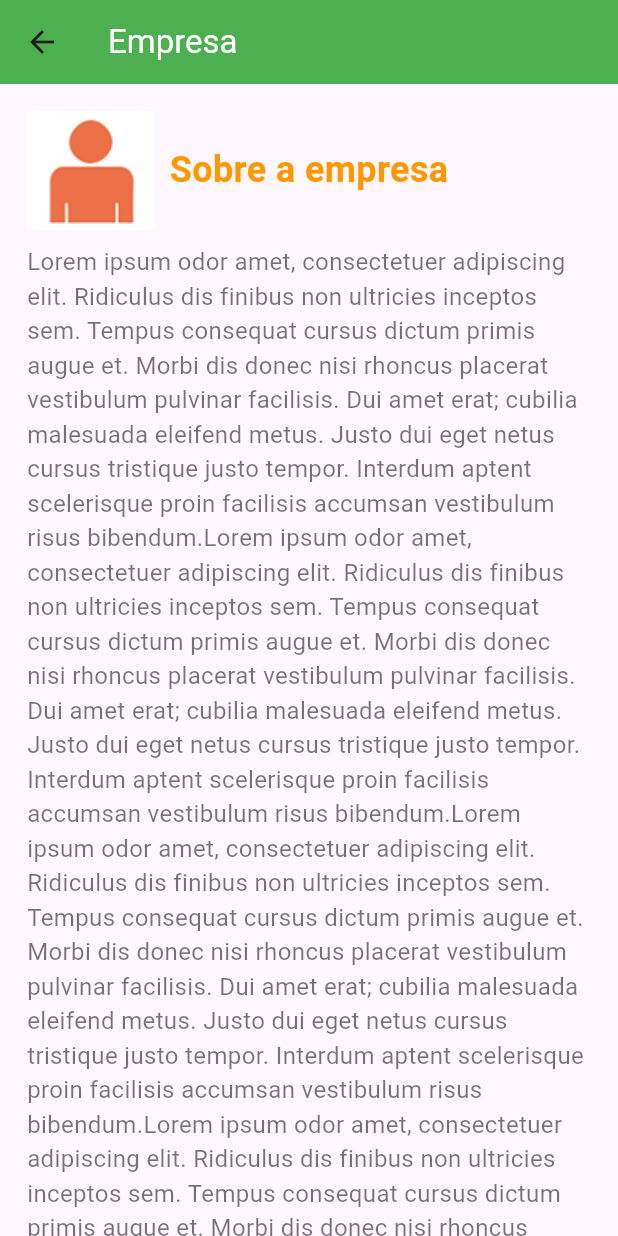
After one commit to BRADDTELES/Formacao-Flutter, a Flutter app: the TelaEmpresa screen opened directly, on a phone screen of 412 x 824 dp. The commit adds this screen. Run offline on Flutter 3.47's test engine with Material 3 defaults, Android fonts, the phone set to English and light mode, and no system bars.

Commit message:
#App4 ATM Consultoria - Desafio tela empresa

```diff
--- /dev/null
+++ b/atm_consultoria/lib/TelaEmpresa.dart
@@ -0,0 +1,83 @@
+import 'package:flutter/material.dart';
+
+class TelaEmpresa extends StatefulWidget {
+  const TelaEmpresa({super.key});
+
+  @override
+  State<TelaEmpresa> createState() => _TelaEmpresaState();
+}
+
+class _TelaEmpresaState extends State<TelaEmpresa> {
+  @override
+  Widget build(BuildContext context) {
+    return Scaffold(
+      appBar: AppBar(
+        title: Text(
+          "Empresa",
+          style: TextStyle(color: Colors.white),
+        ),
+        backgroundColor: Colors.green,
+      ),
+      body: Container(
+        child: SingleChildScrollView(
+          padding: EdgeInsets.all(18),
+          child: Column(
+            children: [
+              Row(
+                children: [
+                  Image.asset(
+                      "imagens/detalhe_empresa.png"
+                  ),
+                  Padding(padding: EdgeInsets.only(right: 10)),
+                  Text(
+                      "Sobre a empresa",
+                      style: TextStyle(
+                        fontSize: 24,
+                        fontWeight: FontWeight.bold,
+                        color: Colors.orange,
+                      )
+                  ),
+                ],
+              ),
+              Padding(padding: EdgeInsets.only(top: 10)),
+              Text(
+                  "Lorem ipsum odor amet, consectetuer adipiscing elit. "
+                      "Ridiculus dis finibus non ultricies inceptos sem. "
+                      "Tempus consequat cursus dictum primis augue et. "
+                      "Morbi dis donec nisi rhoncus placerat vestibulum pulvinar facilisis. "
+                      "Dui amet erat; cubilia malesuada eleifend metus. "
+                      "Justo dui eget netus cursus tristique justo tempor. "
+                      "Interdum aptent scelerisque proin facilisis accumsan vestibulum risus bibendum."
+                      "Lorem ipsum odor amet, consectetuer adipiscing elit. "
+                      "Ridiculus dis finibus non ultricies inceptos sem. "
+                      "Tempus consequat cursus dictum primis augue et. "
+                      "Morbi dis donec nisi rhoncus placerat vestibulum pulvinar facilisis. "
+                      "Dui amet erat; cubilia malesuada eleifend metus. "
+                      "Justo dui eget netus cursus tristique justo tempor. "
+                      "Interdum aptent scelerisque proin facilisis accumsan vestibulum risus bibendum."
+                      "Lorem ipsum odor amet, consectetuer adipiscing elit. "
+                      "Ridiculus dis finibus non ultricies inceptos sem. "
+                      "Tempus consequat cursus dictum primis augue et. "
+                      "Morbi dis donec nisi rhoncus placerat vestibulum pulvinar facilisis. "
+                      "Dui amet erat; cubilia malesuada eleifend metus. "
+                      "Justo dui eget netus cursus tristique justo tempor. "
+                      "Interdum aptent scelerisque proin facilisis accumsan vestibulum risus bibendum."
+                      "Lorem ipsum odor amet, consectetuer adipiscing elit. "
+                      "Ridiculus dis finibus non ultricies inceptos sem. "
+                      "Tempus consequat cursus dictum primis augue et. "
+                      "Morbi dis donec nisi rhoncus placerat vestibulum pulvinar facilisis. "
+                      "Dui amet erat; cubilia malesuada eleifend metus. "
+                      "Justo dui eget netus cursus tristique justo tempor. "
+                      "Interdum aptent scelerisque proin facilisis accumsan vestibulum risus bibendum.",
+                  style: TextStyle(
+                    fontSize: 16,
+                    color: Colors.black54,
+                  )
+              ),
+            ],
+          ),
+        )
+      ),
+    );
+  }
+}
```
Also changed, not shown: atm_consultoria/lib/Home.dart (+31 -3 lines), atm_consultoria/lib/TelaCliente.dart (added, +24 -0 lines), atm_consultoria/lib/TelaContato.dart (added, +24 -0 lines), atm_consultoria/lib/TelaServico.dart (added, +24 -0 lines), atm_consultoria/lib/main.dart (+8 -0 lines).
